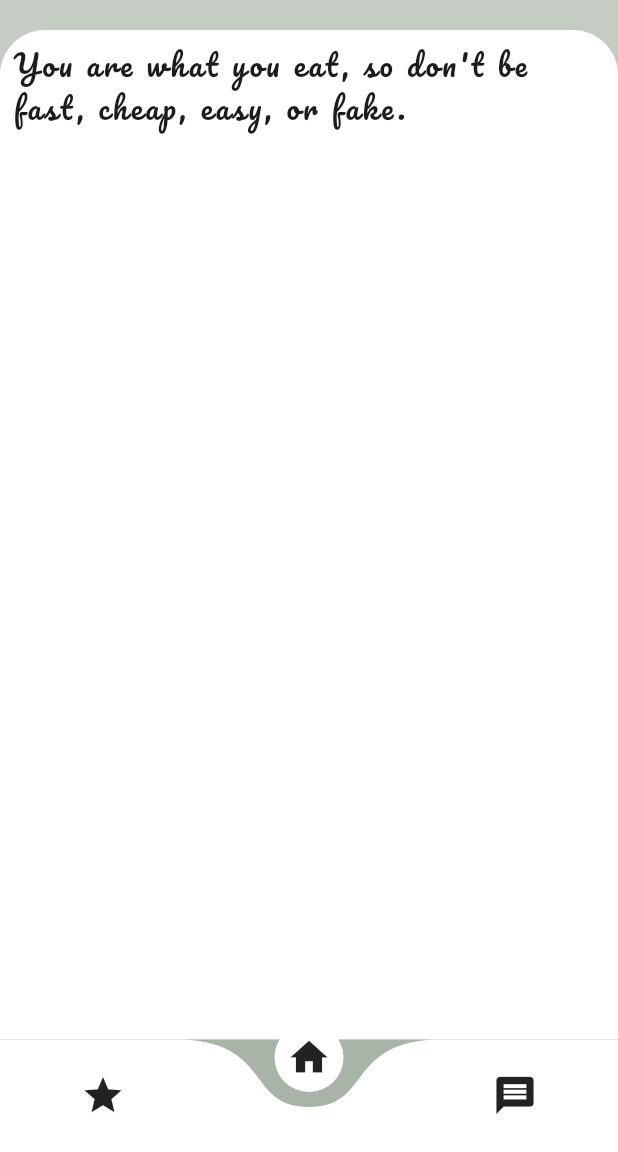
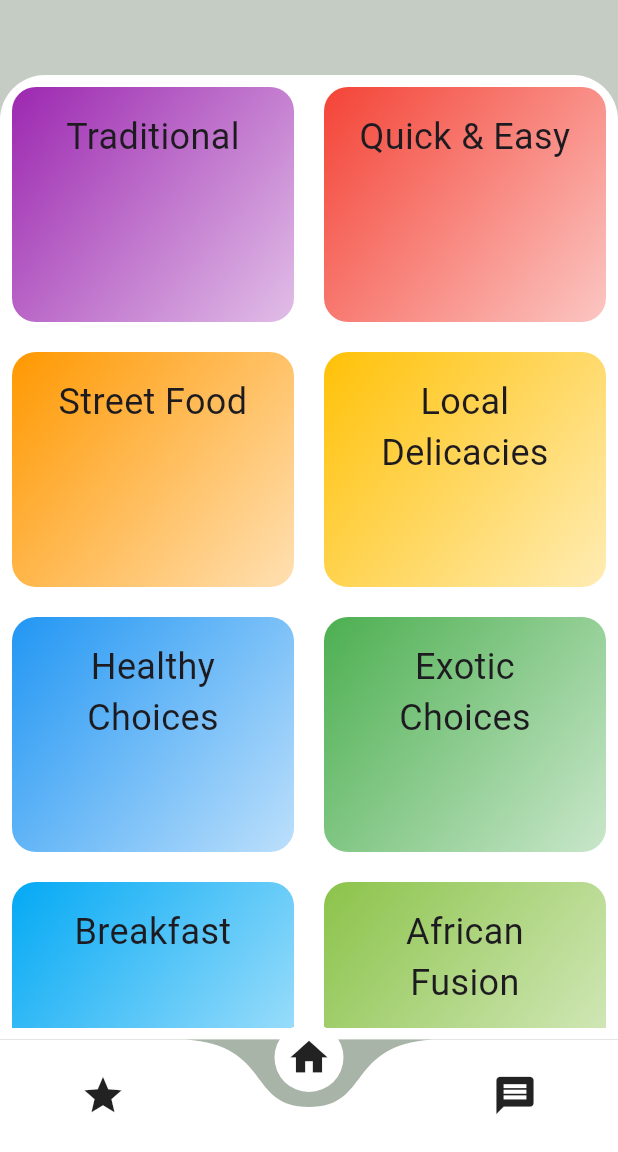
Before and after one commit to kelvinyashim/green_chops, a Flutter app: the screen it shows once a user with an empty profile is signed in, on a phone screen of 412 x 824 dp, the part 84-1236 px from its top. Run offline on Flutter 3.47's test engine with Material 3 defaults, Android fonts, the phone set to English and light mode, and no system bars; drawn by our look-alikes of curved_navigation_bar; our stand-ins replace cloud_firestore, firebase_auth, firebase_core, google_fonts, image_picker, lottie and 1 more; accounts and stored records are empty; network calls fail; Roboto replaces fonts that are missing (Akatab, Arizonia).

Commit message:
added grid items to homepage

```diff
--- a/lib/screens/mainScreens/homeScreen.dart
+++ b/lib/screens/mainScreens/homeScreen.dart
@@ -1,5 +1,8 @@
 import 'package:flutter/material.dart';
 import 'package:google_fonts/google_fonts.dart';
+import 'package:green_chops/model/category.dart';
+import 'package:green_chops/model/dummy.data/data.dart';
+import 'package:green_chops/widgets/catScreen.dart';
 import 'package:green_chops/widgets/drawer.dart';
 
 class HomeScreen extends StatefulWidget {
@@ -11,7 +14,9 @@ class HomeScreen extends StatefulWidget {
 
 class _HomeScreenState extends State<HomeScreen> with TickerProviderStateMixin {
   late AnimationController _controller;
+  late AnimationController _controller1;
   late Animation<Offset> _offsetAnimation;
+  late Animation<Offset> _offsetGrid;
 
   @override
   void initState() {
@@ -22,6 +27,9 @@ class _HomeScreenState extends State<HomeScreen> with TickerProviderStateMixin {
       duration: const Duration(seconds: 1),
     );
 
+    _controller1 =
+        AnimationController(vsync: this, duration: Duration(milliseconds: 600));
+
     _offsetAnimation = Tween<Offset>(
       begin: Offset(3, 0.0), // Start from the right side
       end: Offset.zero, // End at the original position
@@ -30,14 +38,25 @@ class _HomeScreenState extends State<HomeScreen> with TickerProviderStateMixin {
       curve: Curves.easeInOut,
     ));
 
+    _offsetGrid = Tween<Offset>(
+            begin: Offset(0, 1.0),
+            end: Offset(0, 0) // Move to the left and down a bit
+            )
+        .animate(
+            CurvedAnimation(parent: _controller, curve: Curves.easeIn));
+
     _controller.forward(); // Start the animation
+    _controller1.forward();
   }
 
   @override
   void dispose() {
     _controller.dispose();
+    _controller1.dispose();
     super.dispose();
   }
+
+
 
   @override
   Widget build(BuildContext context) {
@@ -63,7 +82,7 @@ class _HomeScreenState extends State<HomeScreen> with TickerProviderStateMixin {
             bottom: 0,
             left: 0,
             right: 0,
-            top: 20,
+            top: 50,
             child: Container(
                 padding: const EdgeInsets.all(8),
                 alignment: Alignment.topCenter,
@@ -73,16 +92,20 @@ class _HomeScreenState extends State<HomeScreen> with TickerProviderStateMixin {
                       topLeft: Radius.circular(30),
                       topRight: Radius.circular(30)),
                 ),
-              child: Text(
-                "You are what you eat, so don't be fast, cheap, easy, or fake.",
-                style: GoogleFonts.pacifico(
-                    decorationColor: Colors.white,
-                    letterSpacing: 2,
-                    fontSize: 20),
+                child: GridView(
+                  gridDelegate: SliverGridDelegateWithFixedCrossAxisCount(
+                      crossAxisCount: 2,
+                      childAspectRatio: 1.2,
+                      crossAxisSpacing: 20,
+                      mainAxisSpacing: 20),
+                  children: [
+                    for (final cat in availableCategories)
+                      SlideTransition(
+                          position: _offsetGrid,
+                          child: CategoryGridItem(categorys: cat, onTap: () {}))
+                  ],
+                )),
           ),
-            ),
-          ),
-
         ],
       ),
     );
--- /dev/null
+++ b/lib/widgets/catScreen.dart
@@ -0,0 +1,40 @@
+import 'package:flutter/material.dart';
+import 'package:google_fonts/google_fonts.dart';
+import 'package:green_chops/model/category.dart';
+
+class CategoryGridItem extends StatelessWidget {
+  const CategoryGridItem({super.key, required this.categorys, required this.onTap});
+
+  final Categorys categorys;
+  final void Function() onTap;
+
+  @override
+  Widget build(BuildContext context) {
+    return InkWell(
+      splashColor: Color.fromARGB(122, 158, 151, 151),
+      onTap: onTap,
+      borderRadius: BorderRadius.circular(16),
+      child: Container(
+        padding: EdgeInsets.all(16),
+        decoration: BoxDecoration(
+          borderRadius: BorderRadius.circular(16),
+          gradient: LinearGradient(colors: [
+            categorys.color,
+            categorys.color.withOpacity(0.3)
+          ],
+          begin: Alignment.topLeft,
+          end: Alignment.bottomRight
+          )
+        ),
+        child: Text(
+
+          categorys.title,
+          textAlign: TextAlign.center,
+          style: GoogleFonts.arizonia(
+            fontSize: 24,
+          ),
+          ),
+      ),
+    );
+  }
+}
```
Lines whose indentation alone changed are shown as unchanged.
